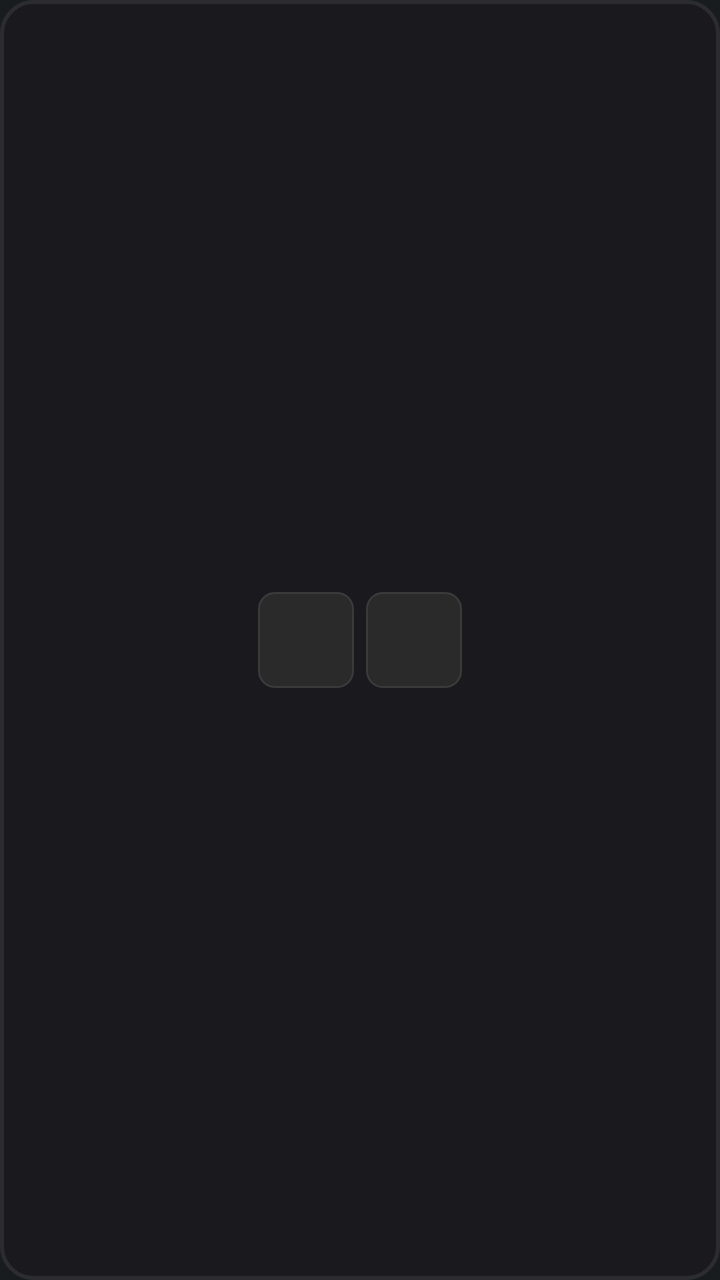
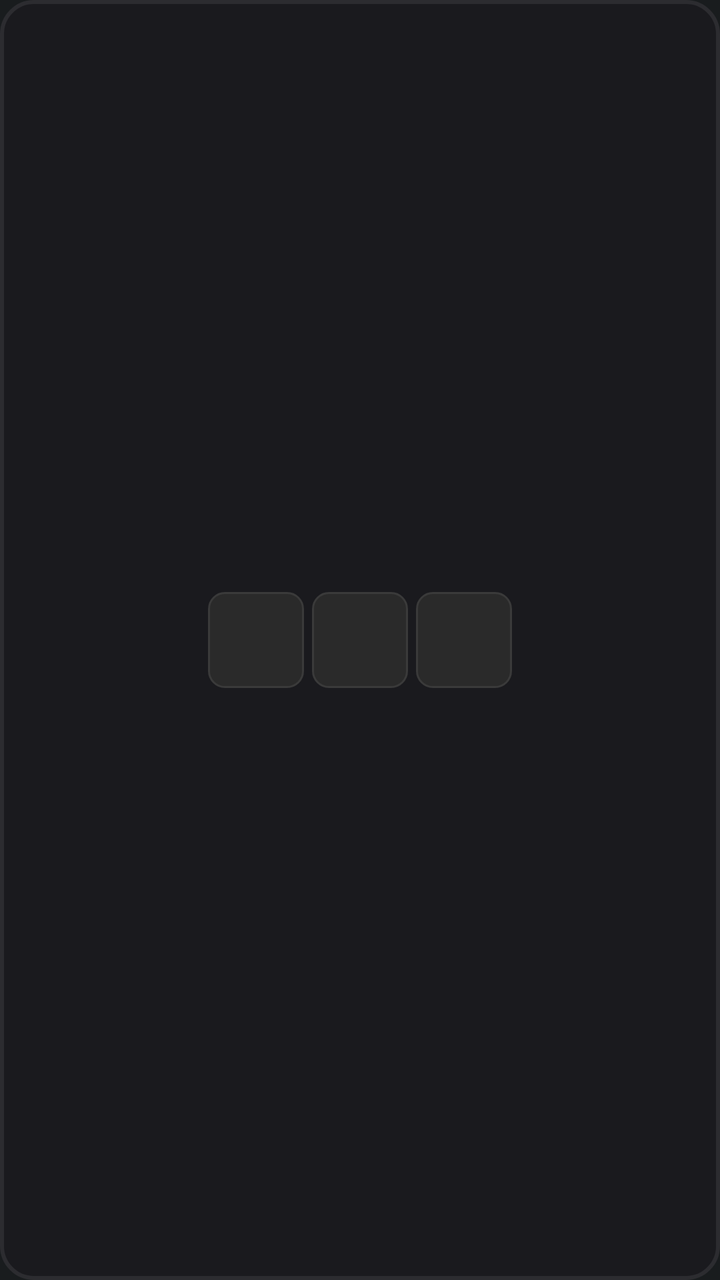

An Android layout rendered at two revisions. The XML below is the earlier revision; the diff shows what the commit changed to produce the second picture.
<!-- AndroidManifest.xml: application theme android:Theme.DeviceDefault -->
<!-- res/layout/remote_grid_2x1.xml -->
<?xml version="1.0" encoding="utf-8"?>
<LinearLayout xmlns:android="http://schemas.android.com/apk/res/android"
    android:id="@+id/widget_root"
    android:layout_width="match_parent"
    android:layout_height="match_parent"
    android:orientation="vertical"
    android:gravity="center"
    android:background="@drawable/remote_widget_bg"
    android:padding="4dp">

    <TextView
        android:id="@+id/txt_title"
        android:layout_width="match_parent"
        android:layout_height="wrap_content"
        android:text="TV Remote"
        android:textColor="#FFFFFF"
        android:textSize="10sp"
        android:gravity="center"
        android:maxLines="1"
        android:visibility="gone" />

    <TextView
        android:id="@+id/txt_status"
        android:layout_width="match_parent"
        android:layout_height="wrap_content"
        android:text=""
        android:textColor="#AAFFFFFF"
        android:textSize="9sp"
        android:gravity="center"
        android:maxLines="1"
        android:visibility="gone" />

        <LinearLayout
            android:layout_width="wrap_content"
            android:layout_height="wrap_content"
            android:layout_gravity="center_horizontal"
            android:orientation="horizontal">

            <ImageView
                android:id="@+id/cell_0_0"
                android:layout_width="48dp"
                android:layout_height="48dp"
                android:layout_margin="3dp"
                android:background="@drawable/remote_button_bg"
                android:padding="4dp"
                android:scaleType="fitCenter" />
            <ImageView
                android:id="@+id/cell_0_1"
                android:layout_width="48dp"
                android:layout_height="48dp"
                android:layout_margin="3dp"
                android:background="@drawable/remote_button_bg"
                android:padding="4dp"
                android:scaleType="fitCenter" />
        </LinearLayout>
</LinearLayout>
<!-- resources referenced by this layout -->
<resources>
  <!-- drawable remote_button_bg (drawable) -->
  <?xml version="1.0" encoding="utf-8"?>
  <selector xmlns:android="http://schemas.android.com/apk/res/android">
      <item android:state_pressed="true">
          <shape android:shape="rectangle">
              <solid android:color="#555555" />
              <corners android:radius="8dp" />
              <stroke android:width="1dp" android:color="#777777" />
          </shape>
      </item>
      <item>
          <shape android:shape="rectangle">
              <solid android:color="#2A2A2A" />
              <corners android:radius="8dp" />
              <stroke android:width="1dp" android:color="#3A3A3A" />
          </shape>
      </item>
  </selector>
  <!-- drawable remote_widget_bg (drawable) -->
  <?xml version="1.0" encoding="utf-8"?>
  <shape xmlns:android="http://schemas.android.com/apk/res/android"
      android:shape="rectangle">
      <solid android:color="#1A1A1E" />
      <corners android:radius="16dp" />
      <stroke android:width="2dp" android:color="#2C2C30" />
  </shape>
</resources>

<!-- the commit's change to res/layout/remote_grid_2x1.xml (unified diff, before → after) -->
@@ -6,7 +6,7 @@
     android:orientation="vertical"
     android:gravity="center"
     android:background="@drawable/remote_widget_bg"
-    android:padding="4dp">
+    android:padding="2dp">
 
     <TextView
         android:id="@+id/txt_title"
@@ -40,7 +40,7 @@
                 android:id="@+id/cell_0_0"
                 android:layout_width="48dp"
                 android:layout_height="48dp"
-                android:layout_margin="3dp"
+                android:layout_margin="2dp"
                 android:background="@drawable/remote_button_bg"
                 android:padding="4dp"
                 android:scaleType="fitCenter" />
@@ -48,7 +48,15 @@
                 android:id="@+id/cell_0_1"
                 android:layout_width="48dp"
                 android:layout_height="48dp"
-                android:layout_margin="3dp"
+                android:layout_margin="2dp"
+                android:background="@drawable/remote_button_bg"
+                android:padding="4dp"
+                android:scaleType="fitCenter" />
+            <ImageView
+                android:id="@+id/cell_0_2"
+                android:layout_width="48dp"
+                android:layout_height="48dp"
+                android:layout_margin="2dp"
                 android:background="@drawable/remote_button_bg"
                 android:padding="4dp"
                 android:scaleType="fitCenter" />
